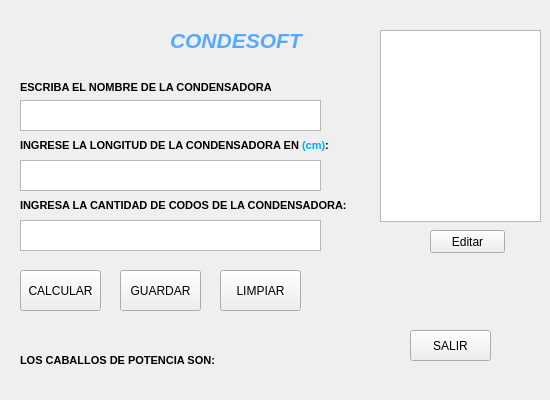
juan-programer/GUY_PYTHON3_QTDESIGNER, file GuyCondesadora.ui: the form before one commit.
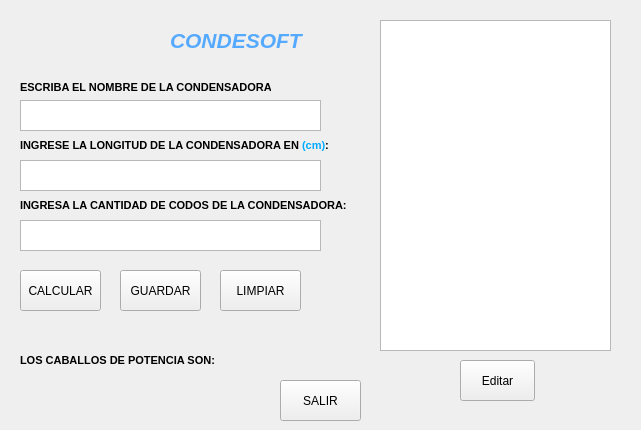
The form after the commit.

What changed in the file:
```diff
--- a/GuyCondesadora.ui
+++ b/GuyCondesadora.ui
@@ -2,24 +2,27 @@
 <ui version="4.0">
  <class>Form</class>
  <widget class="QWidget" name="Form">
+  <property name="enabled">
+   <bool>true</bool>
+  </property>
   <property name="geometry">
    <rect>
     <x>0</x>
     <y>0</y>
-    <width>550</width>
-    <height>400</height>
+    <width>641</width>
+    <height>430</height>
    </rect>
   </property>
   <property name="minimumSize">
    <size>
-    <width>550</width>
-    <height>400</height>
+    <width>0</width>
+    <height>0</height>
    </size>
   </property>
   <property name="maximumSize">
    <size>
-    <width>550</width>
-    <height>400</height>
+    <width>1000</width>
+    <height>600</height>
    </size>
   </property>
   <property name="windowTitle">
@@ -151,10 +154,10 @@
   <widget class="QPushButton" name="boton_salir">
    <property name="geometry">
     <rect>
-     <x>410</x>
-     <y>330</y>
+     <x>280</x>
+     <y>380</y>
      <width>81</width>
-     <height>31</height>
+     <height>41</height>
     </rect>
    </property>
    <property name="styleSheet">
@@ -180,10 +183,10 @@
   <widget class="QPushButton" name="btn_editar">
    <property name="geometry">
     <rect>
-     <x>430</x>
-     <y>230</y>
+     <x>460</x>
+     <y>360</y>
      <width>75</width>
-     <height>23</height>
+     <height>41</height>
     </rect>
    </property>
    <property name="text">
@@ -194,9 +197,9 @@
    <property name="geometry">
     <rect>
      <x>380</x>
-     <y>30</y>
-     <width>161</width>
-     <height>192</height>
+     <y>20</y>
+     <width>231</width>
+     <height>331</height>
     </rect>
    </property>
   </widget>
```
